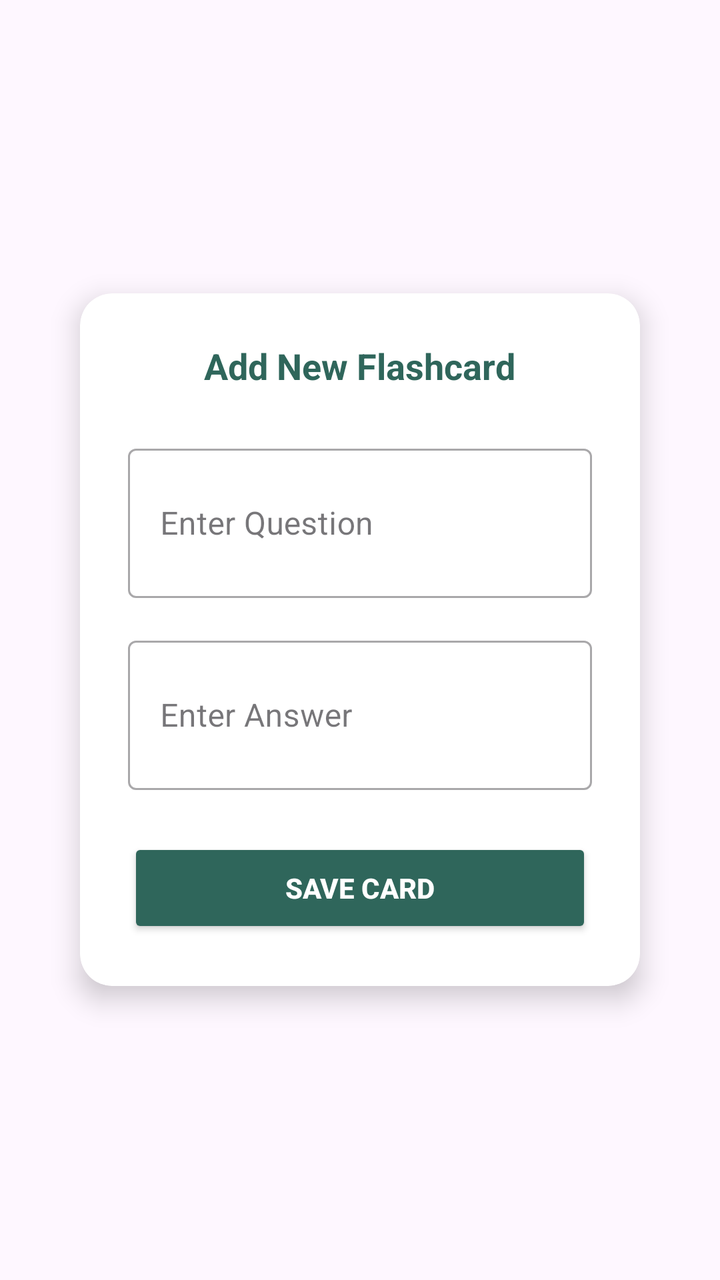
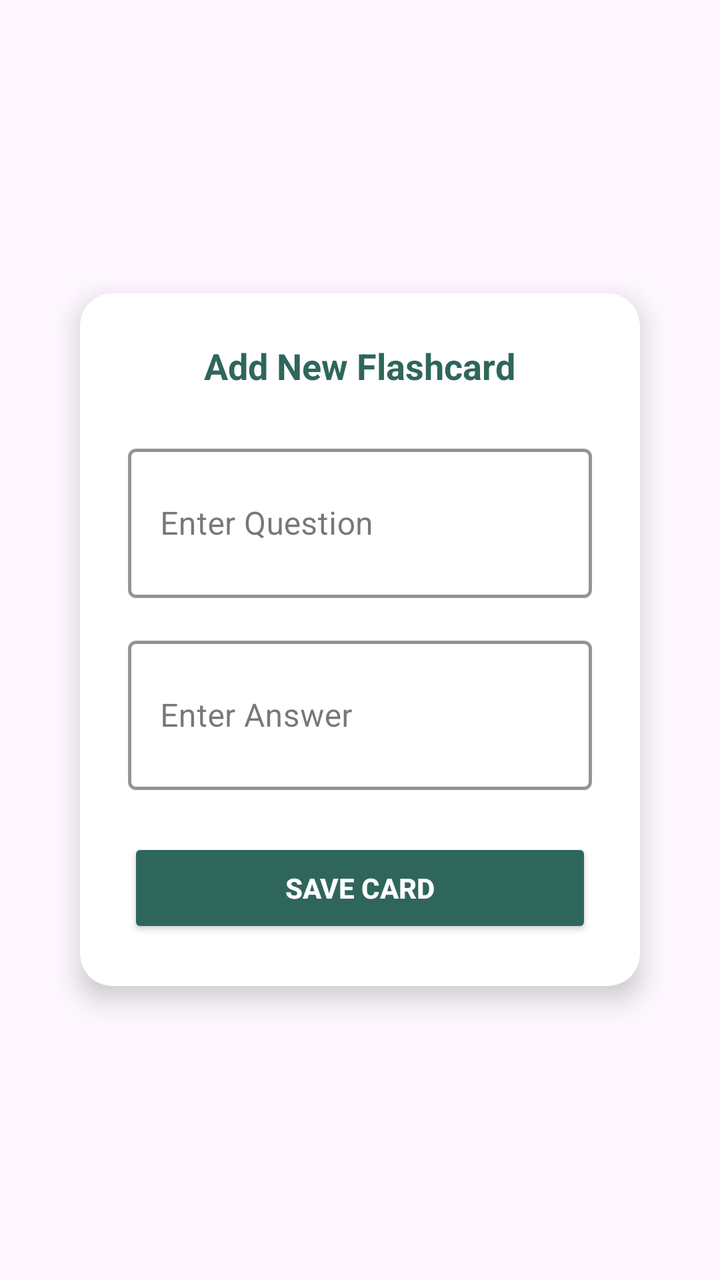

An Android layout rendered at two revisions. The XML below is the earlier revision; the diff shows what the commit changed to produce the second picture.
<!-- AndroidManifest.xml: application theme Theme.FlashcardQuizApp -->
<!-- res/layout/fragment_add_card.xml -->
<?xml version="1.0" encoding="utf-8"?>
<RelativeLayout xmlns:android="http://schemas.android.com/apk/res/android"
    xmlns:app="http://schemas.android.com/apk/res-auto"
    android:layout_width="match_parent"
    android:layout_height="match_parent"
    android:background="#00000000"
    android:gravity="center"
    android:padding="16dp">

    <androidx.cardview.widget.CardView
        android:layout_width="match_parent"
        android:layout_height="wrap_content"
        android:layout_marginHorizontal="24dp"
        app:cardBackgroundColor="@android:color/white"
        app:cardCornerRadius="16dp"
        app:cardElevation="8dp">

        <LinearLayout
            android:layout_width="match_parent"
            android:layout_height="wrap_content"
            android:orientation="vertical"
            android:padding="24dp">

            <TextView
                android:layout_width="wrap_content"
                android:layout_height="wrap_content"
                android:layout_gravity="center_horizontal"
                android:layout_marginBottom="24dp"
                android:text="Add New Flashcard"
                android:textColor="@color/primary_dark_teal"
                android:textSize="18sp"
                android:textStyle="bold" />

            
            <com.google.android.material.textfield.TextInputLayout
                style="@style/Widget.MaterialComponents.TextInputLayout.OutlinedBox"
                android:layout_width="match_parent"
                android:layout_height="wrap_content"
                android:layout_marginBottom="16dp">

                <com.google.android.material.textfield.TextInputEditText
                    android:id="@+id/etQuestion"
                    android:layout_width="match_parent"
                    android:layout_height="wrap_content"
                    android:hint="Enter Question"
                    android:inputType="textMultiLine"
                    android:minLines="2" />
            </com.google.android.material.textfield.TextInputLayout>

            
            <com.google.android.material.textfield.TextInputLayout
                style="@style/Widget.MaterialComponents.TextInputLayout.OutlinedBox"
                android:layout_width="match_parent"
                android:layout_height="wrap_content"
                android:layout_marginBottom="24dp">

                <com.google.android.material.textfield.TextInputEditText
                    android:id="@+id/etAnswer"
                    android:layout_width="match_parent"
                    android:layout_height="wrap_content"
                    android:hint="Enter Answer"
                    android:inputType="textMultiLine"
                    android:minLines="2" />
            </com.google.android.material.textfield.TextInputLayout>

            
            <Button
                android:id="@+id/btnSaveCard"
                android:layout_width="match_parent"
                android:layout_height="50dp"
                android:backgroundTint="@color/primary_dark_teal"
                android:text="Save Card"
                android:textColor="@android:color/white"
                android:textStyle="bold" />

        </LinearLayout>
    </androidx.cardview.widget.CardView>

</RelativeLayout>
<!-- resources referenced by this layout -->
<resources>
  <color name="primary_dark_teal">#2F665B</color>
  <style name="Theme.FlashcardQuizApp" parent="Base.Theme.FlashcardQuizApp" />
  <style name="Base.Theme.FlashcardQuizApp" parent="Theme.Material3.DayNight.NoActionBar">
          
          
      </style>
</resources>

<!-- the commit's change to res/layout/fragment_add_card.xml (unified diff, before → after) -->
@@ -36,13 +36,19 @@
                 style="@style/Widget.MaterialComponents.TextInputLayout.OutlinedBox"
                 android:layout_width="match_parent"
                 android:layout_height="wrap_content"
-                android:layout_marginBottom="16dp">
+                android:layout_marginBottom="16dp"
+                app:boxStrokeColor="@color/primary_dark_teal"
+                app:boxStrokeWidth="1.5dp"
+                app:boxStrokeWidthFocused="2dp"
+                app:hintTextColor="@color/primary_dark_teal">
 
                 <com.google.android.material.textfield.TextInputEditText
                     android:id="@+id/etQuestion"
                     android:layout_width="match_parent"
                     android:layout_height="wrap_content"
                     android:hint="Enter Question"
+                    android:textColor="@android:color/black"
+                    android:textColorHint="@android:color/darker_gray"
                     android:inputType="textMultiLine"
                     android:minLines="2" />
             </com.google.android.material.textfield.TextInputLayout>
@@ -52,13 +58,19 @@
                 style="@style/Widget.MaterialComponents.TextInputLayout.OutlinedBox"
                 android:layout_width="match_parent"
                 android:layout_height="wrap_content"
-                android:layout_marginBottom="24dp">
+                android:layout_marginBottom="24dp"
+                app:boxStrokeColor="@color/primary_dark_teal"
+                app:boxStrokeWidth="1.5dp"
+                app:boxStrokeWidthFocused="2dp"
+                app:hintTextColor="@color/primary_dark_teal">
 
                 <com.google.android.material.textfield.TextInputEditText
                     android:id="@+id/etAnswer"
                     android:layout_width="match_parent"
                     android:layout_height="wrap_content"
                     android:hint="Enter Answer"
+                    android:textColor="@android:color/black"
+                    android:textColorHint="@android:color/darker_gray"
                     android:inputType="textMultiLine"
                     android:minLines="2" />
             </com.google.android.material.textfield.TextInputLayout>
